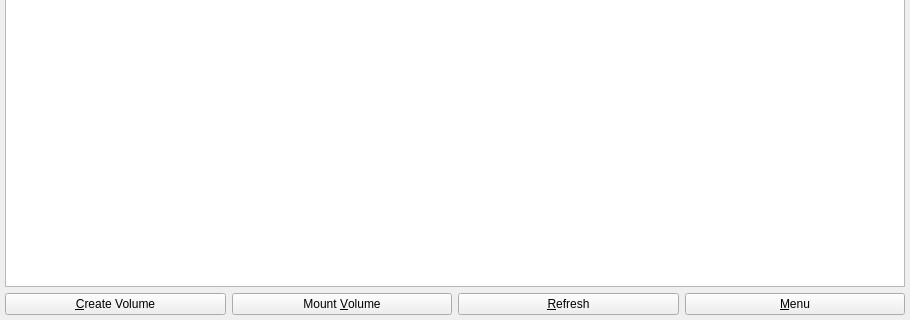
This is src/sirikali.ui in mhogomchungu/sirikali as Qt 5 draws it before an edit; both pictures show x 0 to 910 and y 157 to 477 of the 910 by 477 pixel window. The edited form follows.
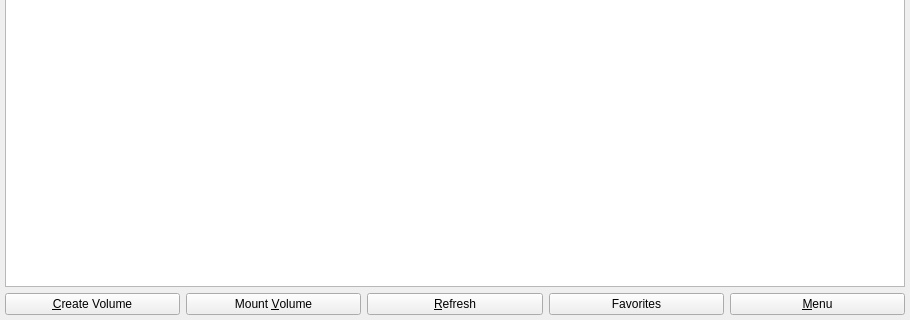
This is the edited form. Icons and pictures are not drawn.

Commit message: move favorites list to the main window

```diff
--- a/src/sirikali.ui
+++ b/src/sirikali.ui
@@ -116,6 +116,13 @@
           </property>
          </widget>
         </item>
+        <item>
+         <widget class="QPushButton" name="pbFavorites">
+          <property name="text">
+           <string>Favorites</string>
+          </property>
+         </widget>
+        </item>
         <item>
          <widget class="QPushButton" name="pbmenu">
           <property name="text">
```
The commit also changes 5 other files.
